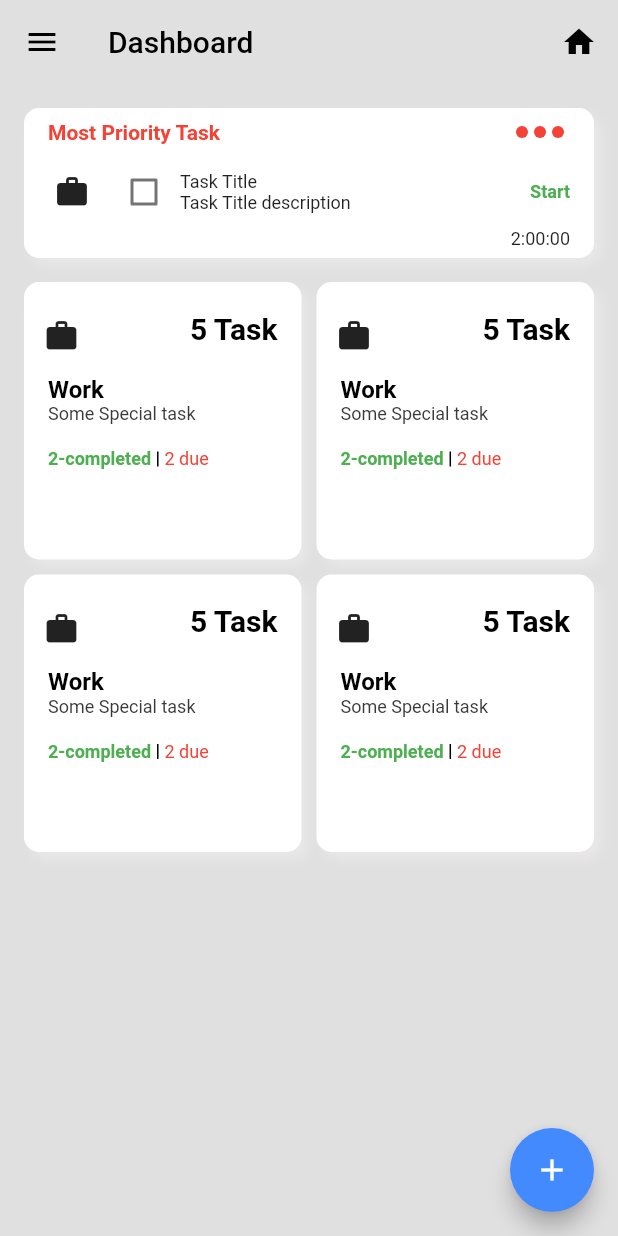
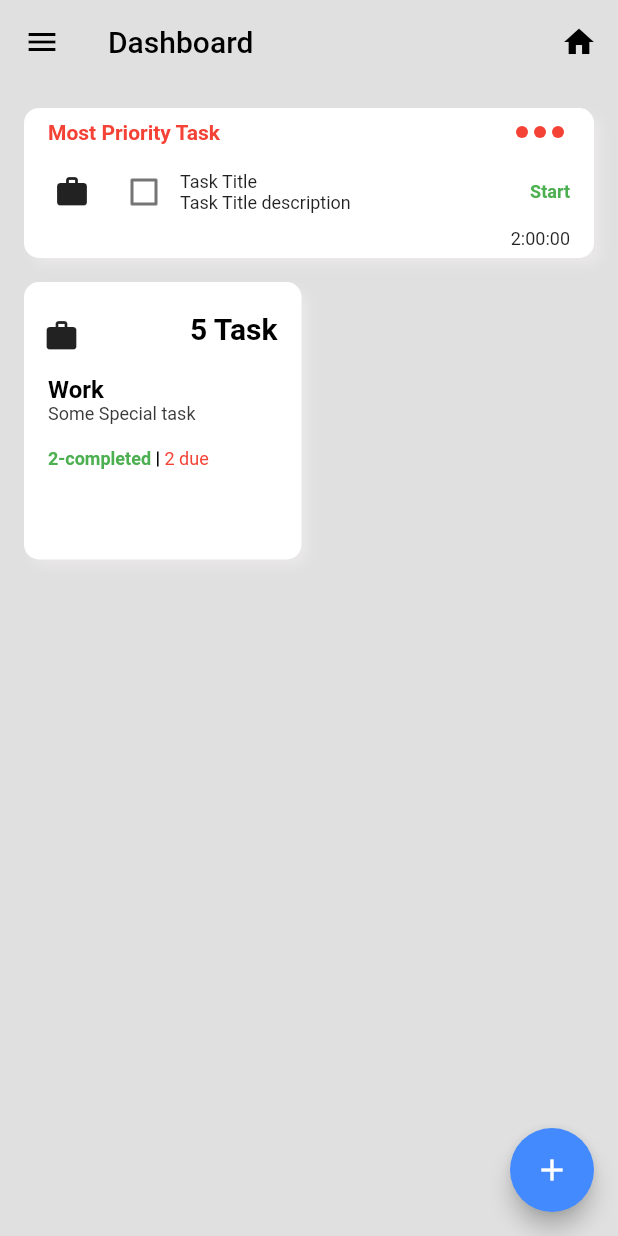
Before and after one commit to 123Vind/uidesign, a Flutter app: the screen it shows after launch, after a tap on the "add" icon, on a phone screen of 412 x 824 dp. Run offline on Flutter 3.47's test engine with Material 2 defaults, Android fonts, the light colour scheme and no system bars.

Commit message:
new activity added

```diff
--- a/lib/main.dart
+++ b/lib/main.dart
@@ -1,5 +1,6 @@
 import 'package:flutter/material.dart';
 import 'package:flutter/services.dart';
+import 'task.dart';
 
 void main() {
   runApp(const MyApp());
@@ -26,7 +27,7 @@ class MyHomePage extends StatefulWidget {
 
 class _MyHomePageState extends State<MyHomePage> {
   bool value = false;
-
+  List<int> s = [];
 void checkBoxCallBack(bool? checkBoxState) {
     if (checkBoxState != null) {
       setState(() {
@@ -34,6 +35,12 @@ void checkBoxCallBack(bool? checkBoxState) {
       });
     }
   }
+void changelist(){
+  setState(() {
+    int i = 3;
+    s.add(i);
+  });
+}
 
   @override
   Widget build(BuildContext context) {
@@ -176,13 +183,9 @@ void checkBoxCallBack(bool? checkBoxState) {
         mainAxisSpacing: 10,
         crossAxisSpacing: 10,
 
-        children: [
-          Container(
-            alignment: Alignment.topLeft,child: cards()),
-          cards(),
-          cards(),
-          cards(),
-        ],
+        children: s.map((e) => InkWell(onTap: () {
+          Navigator.push(context, MaterialPageRoute(builder: (context) => task()),);
+        },child: cards())).toList(),
 
         ),
              )
@@ -193,12 +196,10 @@ void checkBoxCallBack(bool? checkBoxState) {
       ),
     ),
 
-    floatingActionButton: FloatingActionButton(onPressed: (){},backgroundColor: Colors.blueAccent,child: Icon(Icons.add,),),
+    floatingActionButton: FloatingActionButton(onPressed: changelist,backgroundColor: Colors.blueAccent,child: Icon(Icons.add,),),
     );
   }
 }
-
-
 
 
 class cards extends StatefulWidget {
```
Also changed, not shown: lib/task.dart (added, +35 -0 lines).
